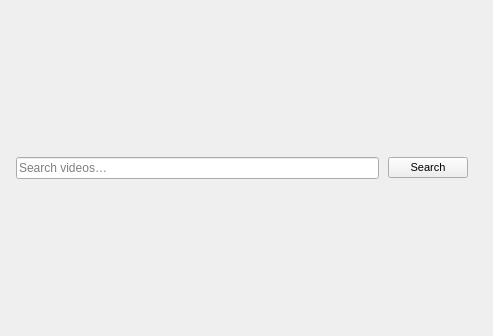
Above: src/gui/libraryform.ui from aliakseis/FVD before the change. Below: the same form after it.
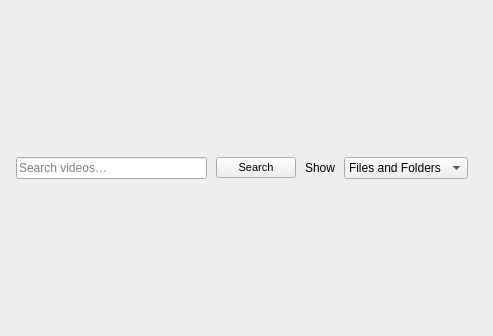
That is the form after the change. Icons and pictures are not drawn. Custom widgets are drawn as their Qt base class.

What changed in the file:
```diff
--- a/src/gui/libraryform.ui
+++ b/src/gui/libraryform.ui
@@ -112,6 +112,32 @@
         </property>
        </widget>
       </item>
+                  <item>
+                   <widget class="QLabel" name="label_3">
+                    <property name="text">
+                     <string>Show</string>
+                    </property>
+                   </widget>
+                  </item>
+                  <item>
+                   <widget class="QComboBox" name="cbShowMode">
+                    <item>
+                     <property name="text">
+                      <string>Files and Folders</string>
+                     </property>
+                    </item>
+                    <item>
+                     <property name="text">
+                      <string>Files only</string>
+                     </property>
+                    </item>
+                    <item>
+                     <property name="text">
+                      <string>Folders only</string>
+                     </property>
+                    </item>
+                   </widget>
+                  </item>
       <item>
        <widget class="PreviewPanelButton" name="manageLabel">
         <property name="enabled">
```
